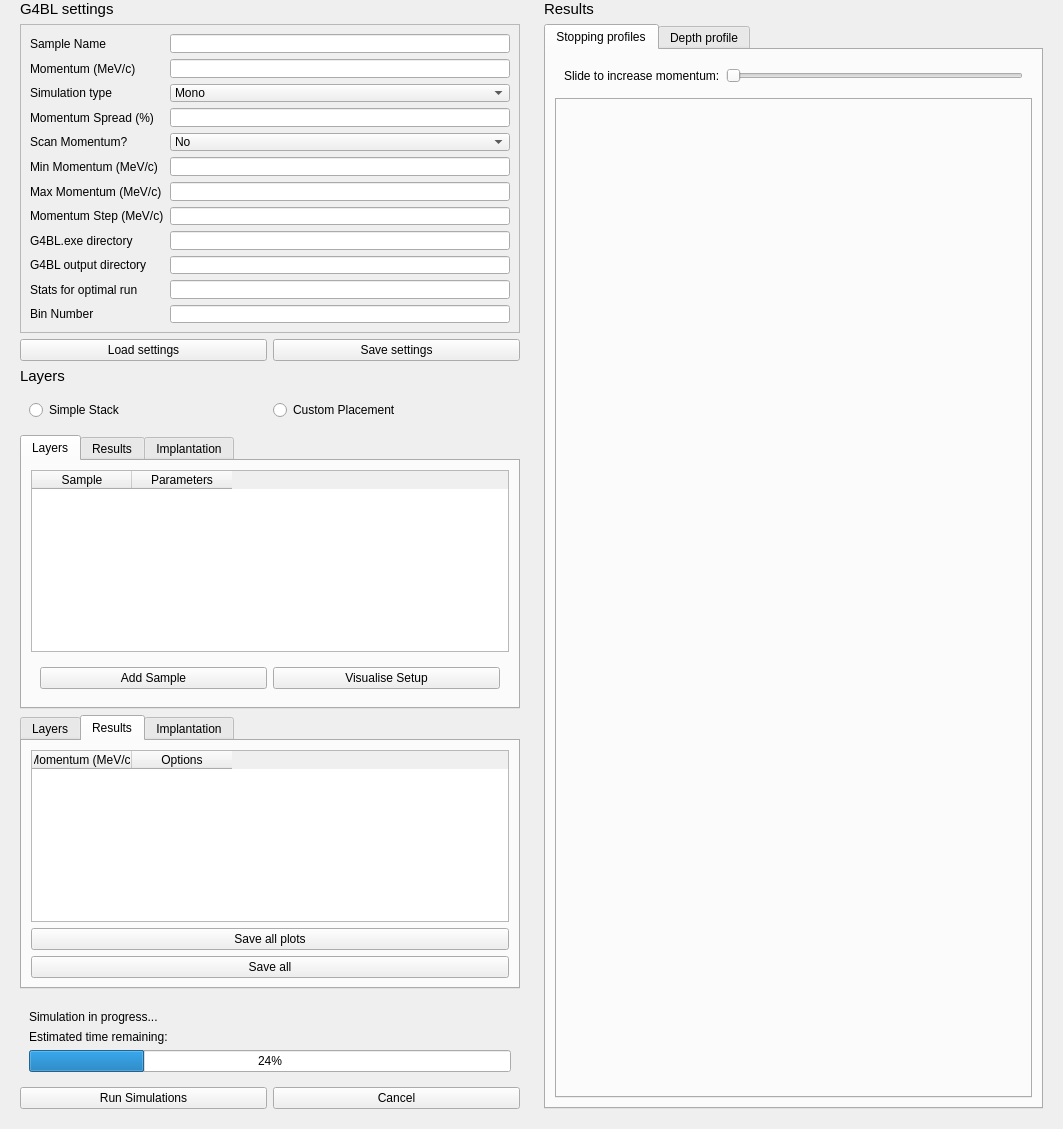
The window that src/EVA/gui/ui_files/g4bl.ui (ISISMuon/EVA) describes before a commit, drawn with Qt 5.
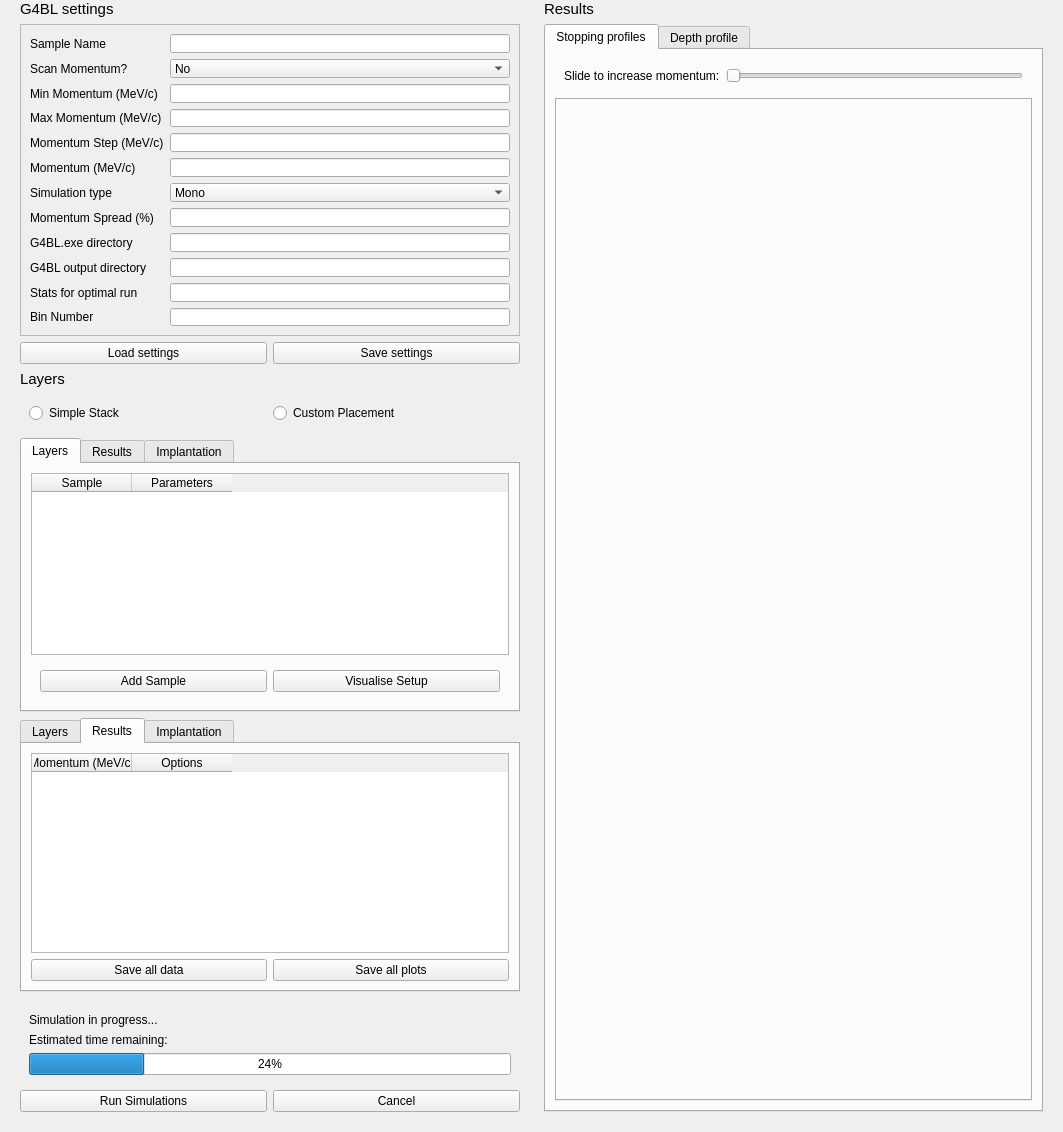
The same window after the commit. The open tabs and pages were chosen to show the change. Custom widgets are drawn as their Qt base class.

Commit message: add visibilty logic to momentum line edit

Patch:
```diff
--- a/src/EVA/gui/ui_files/g4bl.ui
+++ b/src/EVA/gui/ui_files/g4bl.ui
@@ -7,7 +7,7 @@
     <x>0</x>
     <y>0</y>
     <width>1063</width>
-    <height>1129</height>
+    <height>1132</height>
    </rect>
   </property>
   <property name="windowTitle">
@@ -59,17 +59,17 @@
          <enum>QFrame::StyledPanel</enum>
         </property>
         <layout class="QGridLayout" name="gridLayout_2">
-         <item row="3" column="1">
+         <item row="9" column="1">
           <widget class="QLineEdit" name="momentum_spread_linedit"/>
          </item>
-         <item row="11" column="0">
+         <item row="17" column="0">
           <widget class="QLabel" name="stats_label_2">
            <property name="text">
             <string>Bin Number</string>
            </property>
           </widget>
          </item>
-         <item row="2" column="1">
+         <item row="8" column="1">
           <widget class="QComboBox" name="sim_type_combo">
            <item>
             <property name="text">
@@ -83,7 +83,7 @@
            </item>
           </widget>
          </item>
-         <item row="8" column="0">
+         <item row="14" column="0">
           <widget class="QLabel" name="g4bl_exe_dir_label">
            <property name="text">
             <string>G4BL.exe directory</string>
@@ -91,32 +91,26 @@
           </widget>
          </item>
          <item row="6" column="0">
-          <widget class="QLabel" name="max_momentum_label">
+          <widget class="QLabel" name="momentum_step_label">
            <property name="text">
-            <string>Max Momentum (MeV/c)</string>
+            <string>Momentum Step (MeV/c)</string>
            </property>
           </widget>
          </item>
-         <item row="5" column="0">
-          <widget class="QLabel" name="min_momentum_label">
-           <property name="text">
-            <string>Min Momentum (MeV/c)</string>
-           </property>
-           <property name="margin">
-            <number>0</number>
-           </property>
-          </widget>
-         </item>
-         <item row="11" column="1">
+         <item row="17" column="1">
           <widget class="QLineEdit" name="bin_number_linedit"/>
          </item>
-         <item row="1" column="1">
-          <widget class="QLineEdit" name="momentum_linedit"/>
-         </item>
          <item row="7" column="1">
-          <widget class="QLineEdit" name="momentum_step_linedit"/>
+          <widget class="QLineEdit" name="momentum_linedit"/>
          </item>
-         <item row="9" column="1">
+         <item row="5" column="0">
+          <widget class="QLabel" name="max_momentum_label">
+           <property name="text">
+            <string>Max Momentum (MeV/c)</string>
+           </property>
+          </widget>
+         </item>
+         <item row="15" column="1">
           <widget class="QLineEdit" name="g4bl_out_dir_linedit"/>
          </item>
          <item row="0" column="0">
@@ -126,52 +120,48 @@
            </property>
           </widget>
          </item>
-         <item row="9" column="0">
+         <item row="15" column="0">
           <widget class="QLabel" name="g4bl_out_dir_label">
            <property name="text">
             <string>G4BL output directory</string>
            </property>
           </widget>
          </item>
-         <item row="4" column="0">
-          <widget class="QLabel" name="scan_momentum_label">
-           <property name="text">
-            <string>Scan Momentum?</string>
-           </property>
-          </widget>
-         </item>
-         <item row="3" column="0">
+         <item row="9" column="0">
           <widget class="QLabel" name="momentum_spread_label">
            <property name="text">
             <string>Momentum Spread (%)</string>
            </property>
           </widget>
          </item>
-         <item row="8" column="1">
+         <item row="14" column="1">
           <widget class="QLineEdit" name="g4bl_exe_dir_linedit"/>
          </item>
-         <item row="10" column="0">
+         <item row="16" column="0">
           <widget class="QLabel" name="stats_label">
            <property name="text">
             <string>Stats for optimal run</string>
            </property>
           </widget>
          </item>
-         <item row="7" column="0">
-          <widget class="QLabel" name="momentum_step_label">
+         <item row="4" column="0">
+          <widget class="QLabel" name="min_momentum_label">
            <property name="text">
-            <string>Momentum Step (MeV/c)</string>
+            <string>Min Momentum (MeV/c)</string>
+           </property>
+           <property name="margin">
+            <number>0</number>
            </property>
           </widget>
          </item>
-         <item row="2" column="0">
+         <item row="8" column="0">
           <widget class="QLabel" name="sim_type_label">
            <property name="text">
             <string>Simulation type</string>
            </property>
           </widget>
          </item>
-         <item row="1" column="0">
+         <item row="7" column="0">
           <widget class="QLabel" name="momentum_label">
            <property name="text">
             <string>Momentum (MeV/c)</string>
@@ -179,31 +169,41 @@
           </widget>
          </item>
          <item row="5" column="1">
-          <widget class="QLineEdit" name="min_momentum_linedit"/>
-         </item>
-         <item row="4" column="1">
-          <widget class="QComboBox" name="scan_momentum_combo">
-           <item>
-            <property name="text">
-             <string>No</string>
-            </property>
-           </item>
-           <item>
-            <property name="text">
-             <string>Yes</string>
-            </property>
-           </item>
-          </widget>
-         </item>
-         <item row="6" column="1">
           <widget class="QLineEdit" name="max_momentum_linedit"/>
          </item>
-         <item row="10" column="1">
+         <item row="6" column="1">
+          <widget class="QLineEdit" name="momentum_step_linedit"/>
+         </item>
+         <item row="4" column="1">
+          <widget class="QLineEdit" name="min_momentum_linedit"/>
+         </item>
+         <item row="16" column="1">
           <widget class="QLineEdit" name="stats_linedit"/>
          </item>
+         <item row="3" column="0">
+          <widget class="QLabel" name="scan_momentum_label">
+           <property name="text">
+            <string>Scan Momentum?</string>
+           </property>
+          </widget>
+         </item>
          <item row="0" column="1">
           <widget class="QLineEdit" name="sample_name_linedit"/>
          </item>
+         <item row="3" column="1">
+          <widget class="QComboBox" name="scan_momentum_combo">
+           <item>
+            <property name="text">
+             <string>No</string>
+            </property>
+           </item>
+           <item>
+            <property name="text">
+             <string>Yes</string>
+            </property>
+           </item>
+          </widget>
+         </item>
         </layout>
        </widget>
       </item>
@@ -253,6 +253,12 @@
       </item>
       <item>
        <widget class="QWidget" name="widget_5" native="true">
+        <property name="sizePolicy">
+         <sizepolicy hsizetype="Preferred" vsizetype="Preferred">
+          <horstretch>0</horstretch>
+          <verstretch>0</verstretch>
+         </sizepolicy>
+        </property>
         <layout class="QHBoxLayout" name="horizontalLayout_10">
          <item>
           <widget class="QRadioButton" name="stack_layer_radio">
@@ -449,13 +455,6 @@
           <string>Results</string>
          </attribute>
          <layout class="QGridLayout" name="gridLayout_3">
-          <item row="4" column="0" colspan="2">
-           <widget class="QPushButton" name="stack_save_all_sims_button">
-            <property name="text">
-             <string>Save all</string>
-            </property>
-           </widget>
-          </item>
           <item row="0" column="0" colspan="2">
            <widget class="BaseTable" name="stack_results_table">
             <column>
@@ -470,13 +469,20 @@
             </column>
            </widget>
           </item>
-          <item row="3" column="0" colspan="2">
+          <item row="1" column="1">
            <widget class="QPushButton" name="stack_save_all_imgs_button">
             <property name="text">
              <string>Save all plots</string>
             </property>
            </widget>
           </item>
+          <item row="1" column="0">
+           <widget class="QPushButton" name="stack_save_all_sims_button">
+            <property name="text">
+             <string>Save all data</string>
+            </property>
+           </widget>
+          </item>
          </layout>
         </widget>
         <widget class="QWidget" name="stack_implantation_tab">
@@ -598,7 +604,7 @@
            </property>
           </widget>
          </item>
-         <item row="0" column="3">
+         <item row="0" column="2">
           <widget class="QPushButton" name="cancel_sim_button">
            <property name="text">
             <string>Cancel</string>
```
Left out of the diff: 2 changed lines with no effect on the pictures. The commit also changes 4 other files.
